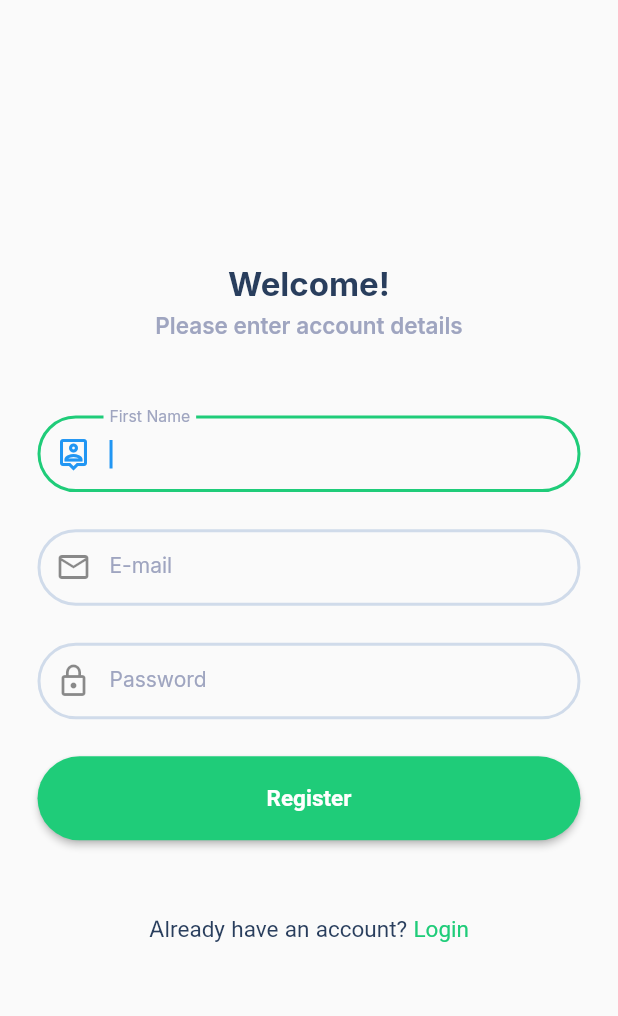
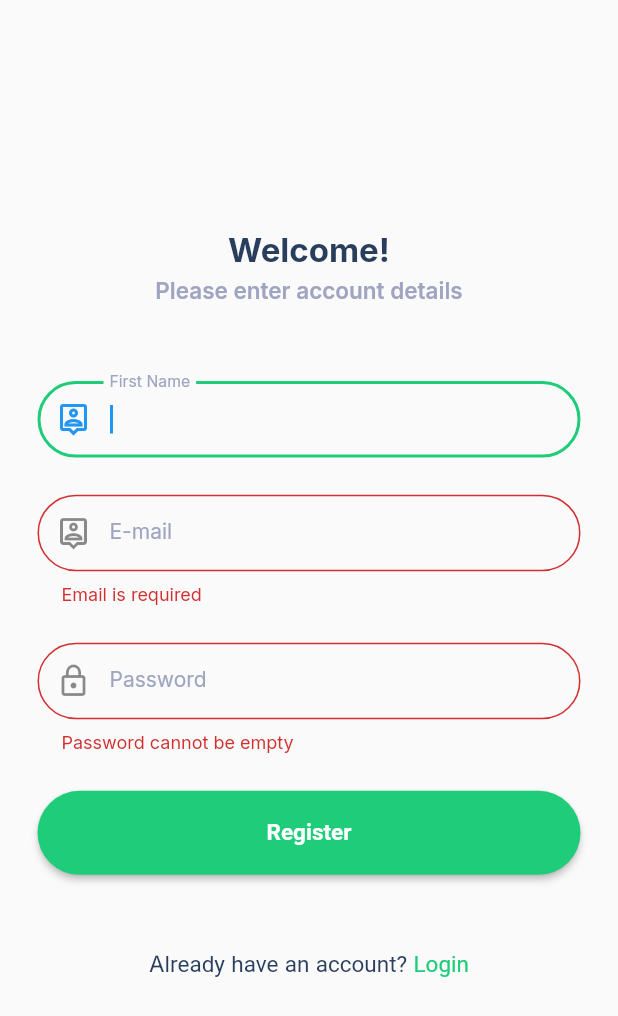
Before and after one commit to sandra-ntsoele/e-gordon, a Flutter app: the RegistrationScreen screen opened by its route, after a tap on "Register", on a phone screen of 412 x 824 dp. Shown: the top 1016 px of the screen. Run offline on Flutter 3.47's test engine with Material 2 defaults, Android fonts, the phone set to English and light mode, and no system bars; our stand-ins replace cloud_firestore, email_validator, file_picker, firebase_auth, firebase_core, google_fonts; accounts and stored records are empty.

Commit message:
refactor: extract text form fields into seperate files

```diff
--- a/lib/services/auth_service.dart
+++ b/lib/services/auth_service.dart
@@ -11,7 +11,7 @@ class AuthService {
 
   String? validateEmail(String? input) {
     if (input == null || input.isEmpty) {
-      return "Email or phone number cannot be empty";
+      return "Email is required";
     } else if (!EmailValidator.validate(input)) {
       return "Invalid email";
     }
--- a/lib/view/components/email_text_field.dart
+++ b/lib/view/components/email_text_field.dart
@@ -1,65 +1,39 @@
-import 'package:e_gordon/controller/auth_controller.dart';
 import 'package:flutter/material.dart';
 
-import '../constants.dart';
+import '../../services/auth_service.dart';
+import '../styles.dart';
 
 class EmailTextField extends StatelessWidget {
-  final GlobalKey<FormState> formKey;
-  final TextEditingController textEditingController;
-  final Function setEmail;
+  final TextEditingController controller;
+  final Function onEditingComplete;
+  final FocusNode? focusNode;
 
   const EmailTextField({
     Key? key,
-    required this.formKey,
-    required this.textEditingController,
-    required this.setEmail,
+    required this.controller,
+    required this.onEditingComplete,
+    this.focusNode,
   }) : super(key: key);
 
   @override
   Widget build(BuildContext context) {
-    AuthController authController = AuthController();
+    final _authService = AuthService();
 
     return TextFormField(
-      decoration: const InputDecoration(
-        labelText: "Email",
-        prefixIcon: Icon(Icons.email_outlined),
-        labelStyle: TextStyle(
-          color: secondaryTextColour,
-        ),
-        contentPadding: EdgeInsets.symmetric(
-          horizontal: 16,
-          vertical: 16,
-        ),
-        border: OutlineInputBorder(
-          borderRadius: BorderRadius.all(Radius.circular(100)),
-          borderSide: BorderSide(
-            color: outlineColour,
-            width: 2,
-          ),
-        ),
-        enabledBorder: OutlineInputBorder(
-          borderRadius: BorderRadius.all(Radius.circular(100)),
-          borderSide: BorderSide(
-            color: outlineColour,
-            width: 2,
-          ),
-        ),
-        focusedBorder: OutlineInputBorder(
-          borderSide: BorderSide(
-            color: primaryColour,
-            width: 2,
-          ),
-          borderRadius: BorderRadius.all(
-            Radius.circular(100),
-          ),
-        ),
+      controller: controller,
+      focusNode: focusNode,
+      //[START Textfield decoration]
+      decoration: FormStyles.textFormDecoration(
+        labelText: "E-mail",
+        prefixIcon: Icons.person_pin_outlined,
       ),
-      validator: (userInput) => authController.validateEmail(userInput),
-      onChanged: (value) {
-        formKey.currentState!.validate();
-        setEmail(value);
-      },
-      controller: textEditingController,
+      textCapitalization: TextCapitalization.none,
+      autocorrect: false,
+      // [START Behaviours]
+      validator: (email) => _authService.validateEmail(email),
+      onEditingComplete: () => onEditingComplete(),
+      autovalidateMode: AutovalidateMode.onUserInteraction,
+      // [END Behaviours]
     );
   }
 }
--- /dev/null
+++ b/lib/view/components/rounded_textform_field.dart
@@ -0,0 +1,40 @@
+import 'package:flutter/material.dart';
+import '../styles.dart';
+
+class RoundedTextFormField extends StatelessWidget {
+  final TextEditingController controller;
+  final Function? onEditingComplete;
+  final String labelText;
+  final IconData prefixIcon;
+  final bool autofocus;
+
+  const RoundedTextFormField({
+    Key? key,
+    required this.controller,
+    this.onEditingComplete,
+    required this.labelText,
+    required this.prefixIcon,
+    required this.autofocus,
+  }) : super(key: key);
+
+  @override
+  Widget build(BuildContext context) {
+    return TextFormField(
+      controller: controller,
+      //[START Textfield decoration]
+      decoration: FormStyles.textFormDecoration(
+        labelText: labelText,
+        prefixIcon: prefixIcon,
+      ),
+      textCapitalization: TextCapitalization.words,
+      autocorrect: true,
+      autofocus: autofocus,
+      //[END Textfield decoration]
+      // [START Behaviours]
+      onEditingComplete: () {
+        onEditingComplete!();
+      },
+      // [END Behaviours]
+    );
+  }
+}
--- a/lib/view/registration/components/registration_form.dart
+++ b/lib/view/registration/components/registration_form.dart
@@ -1,5 +1,8 @@
+import 'package:e_gordon/services/auth_service.dart';
+import 'package:e_gordon/view/components/email_text_field.dart';
+import 'package:e_gordon/view/components/password_field.dart';
 import 'package:e_gordon/view/components/rounded_button.dart';
-import 'package:e_gordon/view/styles.dart';
+import 'package:e_gordon/view/components/rounded_textform_field.dart';
 import 'package:flutter/material.dart';
 
 class RegistrationForm extends StatefulWidget {
@@ -13,10 +16,15 @@ class _RegistrationFormState extends State<RegistrationForm> {
   // Create a global key that uniquely identifies the Form widget
   // and allows validation of the form.
   final _formKey = GlobalKey<FormState>();
-  final TextEditingController fullNameController = TextEditingController();
+
+  final TextEditingController firstNameController = TextEditingController();
+  final TextEditingController emailController = TextEditingController();
+  final TextEditingController passwordController = TextEditingController();
 
   late FocusNode emailNode;
   late FocusNode passwordNode;
+
+  final _authService = AuthService();
 
   @override
   void initState() {
@@ -29,6 +37,10 @@ class _RegistrationFormState extends State<RegistrationForm> {
   void dispose() {
     emailNode.dispose();
     passwordNode.dispose();
+    firstNameController.dispose();
+    emailController.dispose();
+    passwordController.dispose();
+
     super.dispose();
   }
 
@@ -46,88 +58,56 @@ class _RegistrationFormState extends State<RegistrationForm> {
         child: Column(
           children: [
             // [START First Name TextField]
-            TextFormField(
-              decoration: textFormFieldStyling(
-                "First Name",
-                Icons.person_pin_outlined,
-              ),
-              controller: fullNameController,
+            RoundedTextFormField(
+              labelText: "First Name",
+              prefixIcon: Icons.person_pin_outlined,
+              controller: firstNameController,
+              onEditingComplete: () => emailNode.requestFocus(),
               autofocus: true,
-              // [START TextField Behaviours]
-              validator: (value) {},
-              onChanged: (value) {},
-              onEditingComplete: () => emailNode.requestFocus(),
-              // [END TextField Behaviours]
             ),
             // [END First Name TextField]
             SizedBox(height: size.height * 0.03),
             // [START E-mail TextField]
-            TextFormField(
-              decoration: textFormFieldStyling("E-mail", Icons.email_outlined),
-              controller: fullNameController,
+            EmailTextField(
+              controller: emailController,
               focusNode: emailNode,
-              // Behaviours
-              validator: (value) {},
-              onChanged: (value) {},
+              onEditingComplete: () => passwordNode.requestFocus(),
             ),
             // [END E-mail TextField]
             SizedBox(height: size.height * 0.03),
             // [START Password TextField]
-            TextFormField(
-              decoration: textFormFieldStyling(
-                "Password",
-                Icons.lock_outline,
-              ),
-              controller: fullNameController,
-              // Behaviours
-              validator: (value) {},
-              onChanged: (value) {},
+            PasswordField(
+              controller: passwordController,
+              focusNode: passwordNode,
             ),
             // [END Password TextField]
             SizedBox(height: size.height * 0.03),
+            // [START Submit Button]
             RoundedButton(
               text: "Register",
-              onPressed: () {},
+              onPressed: () async {
+                if (_formKey.currentState!.validate()) {
+                  String? response = await _authService.createAccount(
+                    emailController.text,
+                    passwordController.text,
+                  );
+
+                  if (response == "Success") {
+                    ScaffoldMessenger.of(context).showSnackBar(const SnackBar(
+                      content: Text("Success"),
+                    ));
+                  } else {
+                    ScaffoldMessenger.of(context).showSnackBar(SnackBar(
+                      content: Text(response),
+                    ));
+                  }
+                }
+              },
             )
+            // [END Submit Button]
           ],
         ),
       ),
     );
   }
-
-  textFormFieldStyling(String labelText, IconData prefixIcon) {
-    return InputDecoration(
-      labelText: labelText,
-      prefixIcon: Icon(prefixIcon),
-      labelStyle: TextStyle(
-        color: ColourStyles.secondaryText,
-        fontSize: 14,
-      ),
-      contentPadding: const EdgeInsets.symmetric(
-        horizontal: 16,
-        vertical: 16,
-      ),
-      border: OutlineInputBorder(
-        borderRadius: const BorderRadius.all(Radius.circular(100)),
-        borderSide: BorderSide(
-          color: ColourStyles.outline,
-          width: 2,
-        ),
-      ),
-      enabledBorder: OutlineInputBorder(
-        borderRadius: const BorderRadius.all(Radius.circular(100)),
-        borderSide: BorderSide(
-          color: ColourStyles.outline,
-          width: 2,
-        ),
-      ),
-      focusedBorder: OutlineInputBorder(
-        borderSide: BorderSide(
-          color: ColourStyles.primary,
-          width: 2,
-        ),
-        borderRadius: const BorderRadius.all(Radius.circular(100)),
-      ),
-    );
-  }
 }
--- a/lib/view/styles.dart
+++ b/lib/view/styles.dart
@@ -19,3 +19,41 @@ class ColourStyles {
   static Color mainText = const Color.fromRGBO(46, 62, 92, 1);
   static Color secondaryText = const Color.fromRGBO(159, 165, 192, 1);
 }
+
+class FormStyles {
+  static InputDecoration textFormDecoration({labelText, prefixIcon}) {
+    return InputDecoration(
+      labelText: labelText,
+      prefixIcon: Icon(prefixIcon),
+      labelStyle: TextStyle(
+        color: ColourStyles.secondaryText,
+        fontSize: 14,
+      ),
+      contentPadding: const EdgeInsets.symmetric(
+        horizontal: 16,
+        vertical: 16,
+      ),
+      border: OutlineInputBorder(
+        borderRadius: const BorderRadius.all(Radius.circular(100)),
+        borderSide: BorderSide(
+          color: ColourStyles.outline,
+          width: 2,
+        ),
+      ),
+      enabledBorder: OutlineInputBorder(
+        borderRadius: const BorderRadius.all(Radius.circular(100)),
+        borderSide: BorderSide(
+          color: ColourStyles.outline,
+          width: 2,
+        ),
+      ),
+      focusedBorder: OutlineInputBorder(
+        borderSide: BorderSide(
+          color: ColourStyles.primary,
+          width: 2,
+        ),
+        borderRadius: const BorderRadius.all(Radius.circular(100)),
+      ),
+    );
+  }
+}
```
Also changed, not shown: lib/view/components/password_field.dart (+26 -46 lines).
